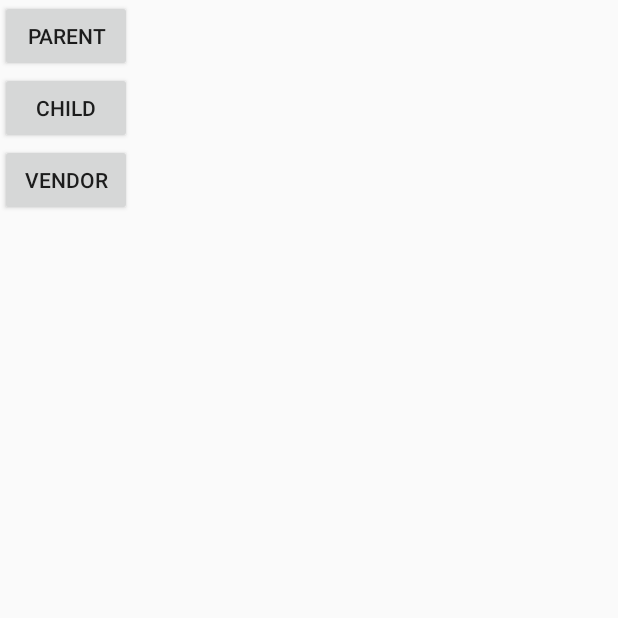
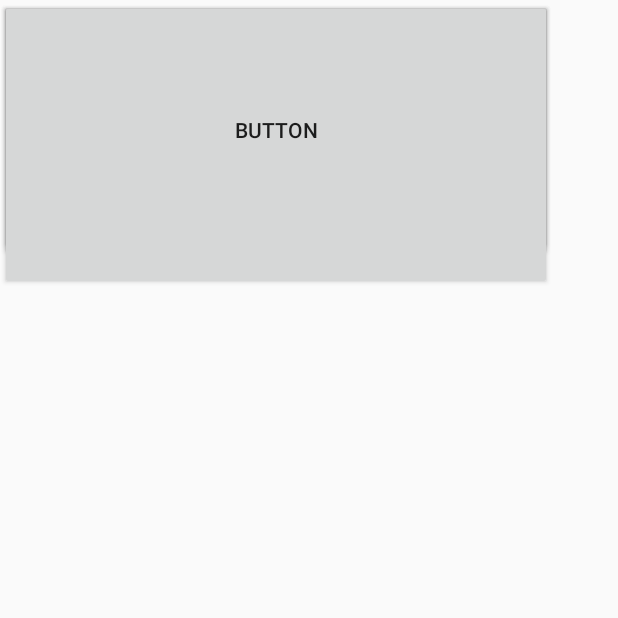
Before and after one commit to ComeThru/Android_Project, an Android app: the Register screen opened directly, with no data from a screen before it, on a phone screen of 412 x 824 dp, the top half of it. Run offline under Robolectric (Android 15) with nearby library versions, the light colour scheme and no system bars.

Commit message:
linking pages

```diff
--- a/ComeThru/app/build.gradle
+++ b/ComeThru/app/build.gradle
@@ -38,4 +38,7 @@ dependencies {
 
 
 
+
+
+
 apply plugin: 'com.google.gms.google-services'
--- a/ComeThru/app/src/main/AndroidManifest.xml
+++ b/ComeThru/app/src/main/AndroidManifest.xml
@@ -17,6 +17,8 @@
             </intent-filter>
         </activity>
         <activity android:name=".MainActivity" />
+        <activity android:name=".registerParent" />
+        <activity android:name=".paleteroRegister" />
         <activity android:name=".Register"></activity>
     </application>
 
--- a/ComeThru/app/src/main/res/layout/activity_register.xml
+++ b/ComeThru/app/src/main/res/layout/activity_register.xml
@@ -1,33 +1,32 @@
 <?xml version="1.0" encoding="utf-8"?>
-<LinearLayout xmlns:android="http://schemas.android.com/apk/res/android"
+<android.support.constraint.ConstraintLayout xmlns:android="http://schemas.android.com/apk/res/android"
     xmlns:app="http://schemas.android.com/apk/res-auto"
     xmlns:tools="http://schemas.android.com/tools"
     android:layout_width="match_parent"
     android:layout_height="match_parent"
-    android:orientation="vertical"
     tools:context="com.example.danielmorales.comethru.Register">
 
     <Button
-        android:id="@+id/parentButton"
-        android:layout_width="wrap_content"
-        android:layout_height="wrap_content"
-        android:text="Parent"
-        tools:layout_editor_absoluteX="148dp"
-        tools:layout_editor_absoluteY="112dp" />
+        android:id="@+id/button2"
+        android:layout_width="368dp"
+        android:layout_height="193dp"
+        android:text="I"
+        tools:layout_editor_absoluteX="8dp"
+        tools:layout_editor_absoluteY="8dp" />
 
     <Button
-        android:id="@+id/childButton"
-        android:layout_width="wrap_content"
-        android:layout_height="wrap_content"
-        android:text="Child"
-        tools:layout_editor_absoluteX="148dp"
-        tools:layout_editor_absoluteY="226dp" />
+        android:id="@+id/button3"
+        android:layout_width="368dp"
+        android:layout_height="169dp"
+        android:text="Button"
+        tools:layout_editor_absoluteX="8dp"
+        tools:layout_editor_absoluteY="209dp" />
 
     <Button
-        android:id="@+id/paleteroButoon"
-        android:layout_width="wrap_content"
-        android:layout_height="wrap_content"
-        android:text="VENDOR"
-        tools:layout_editor_absoluteX="148dp"
-        tools:layout_editor_absoluteY="347dp" />
-</LinearLayout>
+        android:id="@+id/button4"
+        android:layout_width="368dp"
+        android:layout_height="173dp"
+        android:text="Button"
+        tools:layout_editor_absoluteX="8dp"
+        tools:layout_editor_absoluteY="386dp" />
+</android.support.constraint.ConstraintLayout>
```
Also changed, not shown: ComeThru/app/src/main/java/com/example/danielmorales/comethru/paleteroRegister.java (added, +13 -0 lines), ComeThru/app/src/main/java/com/example/danielmorales/comethru/registerParent.java (added, +13 -0 lines), ComeThru/app/src/main/res/layout/activity_paletero_register.xml (added, +59 -0 lines), ComeThru/app/src/main/res/layout/activity_register_parent.xml (added, +30 -0 lines).
